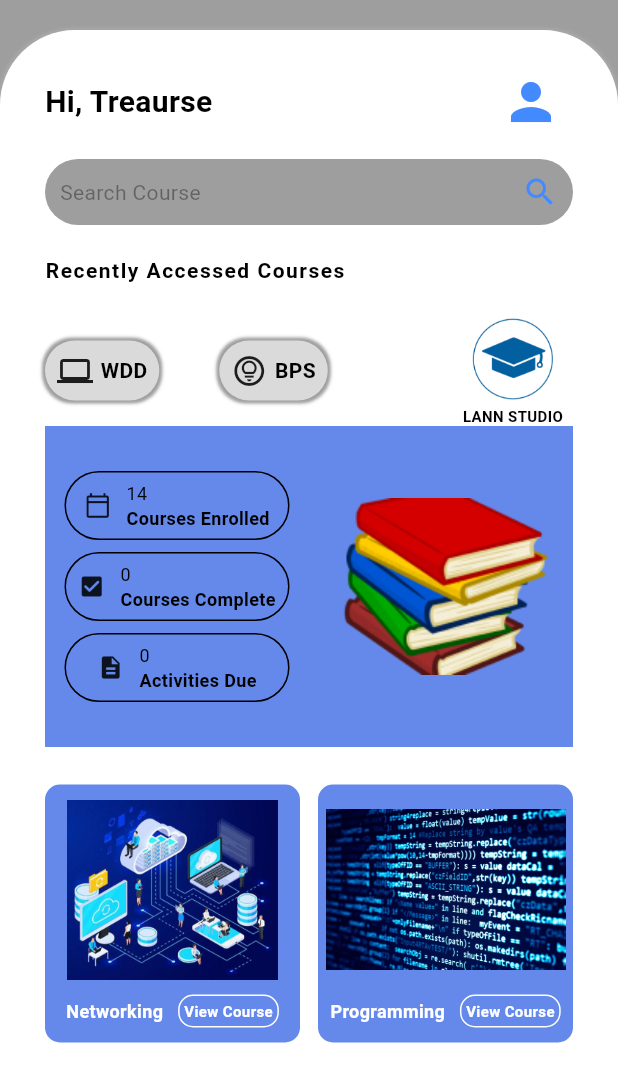
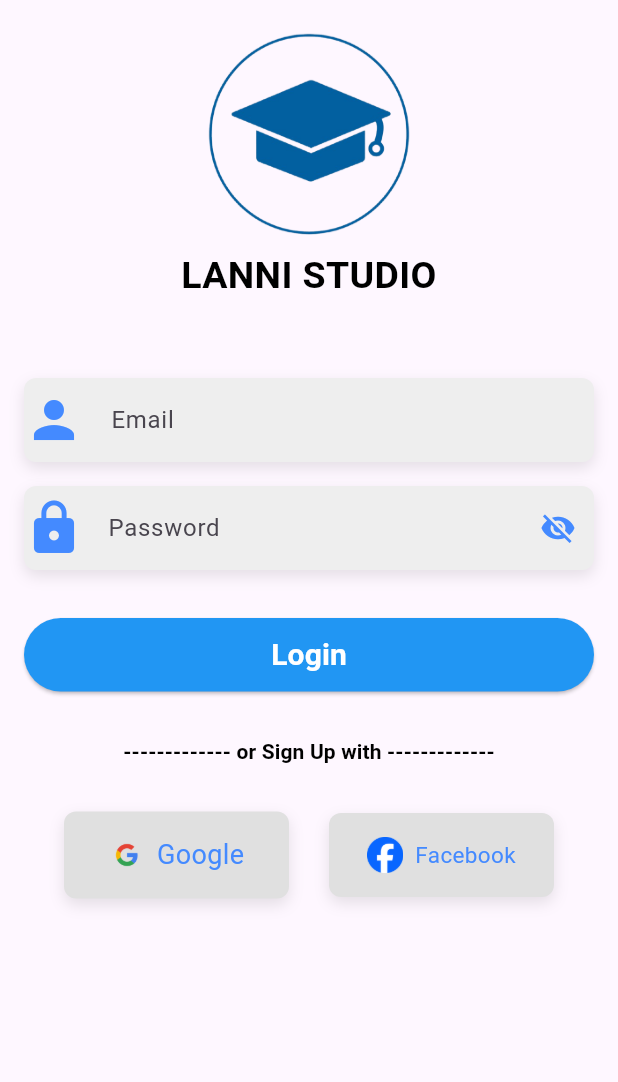
Before and after one commit to ShineWaiYanAung/thiriyandanarkyawassignemnet, a Flutter app: the screen it shows after launch, on a phone screen of 412 x 824 dp. Shown: the top 1082 px of the screen. Run offline on Flutter 3.47's test engine with Material 3 defaults, Android fonts, the phone set to English and light mode, and no system bars.

```diff
--- /dev/null
+++ b/lib/Authenticatoin/login.dart
@@ -0,0 +1,166 @@
+import 'package:flutter/material.dart';
+import 'package:thiriyandadrkyaw_adpd_assignment/Authenticatoin/singup.dart';
+
+class LoginPage extends StatefulWidget {
+  @override
+  State<LoginPage> createState() => _LoginPageState();
+}
+
+class _LoginPageState extends State<LoginPage> {
+  bool visibility = true;
+  @override
+  Widget build(BuildContext context) {
+    return Scaffold(
+      body: ListView(
+        padding: EdgeInsets.all(16.0),
+        children: [
+          Image.asset("asset/logo.png",height: 150,),
+          Text("LANNI STUDIO",
+            textAlign: TextAlign.center,
+            style: TextStyle(color: Colors.black,fontWeight: FontWeight.bold,fontSize: 25),),
+          SizedBox(height: 50), // Space for logo or title
+          // Email TextField with container and shadow
+          Container(
+            decoration: BoxDecoration(
+              color: Colors.grey[200],
+              borderRadius: BorderRadius.circular(8.0),
+              boxShadow: [
+                BoxShadow(
+                  color: Colors.black.withOpacity(0.1),
+                  blurRadius: 8.0,
+                  offset: Offset(0, 4),
+                ),
+              ],
+            ),
+            child: TextField(
+              decoration: InputDecoration(
+                icon: Icon(Icons.person,size: 40,),
+                iconColor: Colors.blueAccent,
+                hintText: 'Email',
+
+                contentPadding: EdgeInsets.symmetric(horizontal: 2, vertical:16.0),
+                border: InputBorder.none,
+              ),
+            ),
+          ),
+          SizedBox(height: 16.0),
+
+          // Password TextField with container and shadow
+          Container(
+            decoration: BoxDecoration(
+              color: Colors.grey[200],
+              borderRadius: BorderRadius.circular(8.0),
+              boxShadow: [
+                BoxShadow(
+                  color: Colors.black.withOpacity(0.1),
+                  blurRadius: 8.0,
+                  offset: Offset(0, 4),
+                ),
+              ],
+            ),
+            child: TextField(
+              obscureText: visibility,
+              decoration: InputDecoration(
+                suffixIcon: IconButton(onPressed: (){
+                        setState(() {
+                          visibility = !visibility;
+                        });
+                }, icon: visibility ? Icon(Icons.visibility_off,color: Colors.blueAccent,):Icon(Icons.visibility,color: Colors.blueAccent,)),
+                icon: Icon(Icons.lock,size: 40,),
+                iconColor: Colors.blueAccent,
+                hintText: 'Password',
+                contentPadding: EdgeInsets.symmetric( vertical: 16.0),
+                border: InputBorder.none,
+              ),
+            ),
+          ),
+          SizedBox(height: 32.0),
+          ElevatedButton(
+            onPressed: () {
+              // Handle login
+            },
+            child: Text('Login',style: TextStyle(color: Colors.white,fontWeight: FontWeight.bold,fontSize: 20),),
+            style: ElevatedButton.styleFrom(
+              backgroundColor: Colors.blue,
+              padding: EdgeInsets.symmetric(vertical: 10.0),
+            ),
+          ),
+          SizedBox(height: 16.0),
+          Row(
+            mainAxisAlignment: MainAxisAlignment.center,
+            children: [
+              TextButton(
+                onPressed: ()=>Navigator.of(context).push(MaterialPageRoute(builder: (context)=>SignUpPage(),),),
+                child: Text('------------- or Sign Up with -------------',style: TextStyle(color: Colors.black,fontWeight: FontWeight.bold),),
+              )],
+          ),
+          SizedBox(height: 16.0),
+          Row(
+            mainAxisAlignment: MainAxisAlignment.spaceEvenly,
+            children: [
+              // Google Sign In Button
+              Container(
+                width: 150, // Adjust width as needed
+                padding: EdgeInsets.symmetric(vertical: 16.0),
+                decoration: BoxDecoration(
+                  color: Colors.grey[300],
+                  borderRadius: BorderRadius.circular(8.0),
+                  boxShadow: [
+                    BoxShadow(
+                      color: Colors.black.withOpacity(0.1),
+                      blurRadius: 8.0,
+                      offset: Offset(0, 4),
+                    ),
+                  ],
+                ),
+                child: InkWell(
+                  onTap: () {
+                    // Handle Google sign in
+                  },
+                  child: Row(
+                    mainAxisAlignment: MainAxisAlignment.center,
+                    children: [
+                      Image.asset('asset/goole.png', width: 24, height: 24), // Replace with your Google logo asset
+                      SizedBox(width: 8.0),
+                      Text('Google', style: TextStyle(color: Colors.blueAccent,fontSize: 18)),
+                    ],
+                  ),
+                ),
+              ),
+              // Facebook Sign In Button
+              Container(
+                width: 150, // Adjust width as needed
+                padding: EdgeInsets.symmetric(vertical: 16.0),
+                decoration: BoxDecoration(
+                  color: Colors.grey[300],
+                  borderRadius: BorderRadius.circular(8.0),
+                  boxShadow: [
+                    BoxShadow(
+                      color: Colors.black.withOpacity(0.1),
+                      blurRadius: 8.0,
+                      offset: Offset(0, 4),
+                    ),
+                  ],
+                ),
+                child: InkWell(
+                  onTap: () {
+                    // Handle Facebook sign in
+                  },
+                  child: Row(
+                    mainAxisAlignment: MainAxisAlignment.center,
+                    children: [
+                      Image.asset('asset/facebook.png', width: 24, height: 24), // Replace with your Facebook logo asset
+                      SizedBox(width: 8.0),
+                      Text('Facebook', style: TextStyle(color: Colors.blueAccent,fontSize: 15)),
+                    ],
+                  ),
+                ),
+              ),
+            ],
+          ),
+
+        ],
+      ),
+    );
+  }
+}
--- a/lib/SchoolPages/submisson_page.dart
+++ b/lib/SchoolPages/submisson_page.dart
@@ -28,6 +28,7 @@ class _SubmissionPageState extends State<SubmissionPage> {
       body: ListView(
         padding: EdgeInsets.symmetric(horizontal: 30, vertical: 10),
         children: [
+
           Column(children: [
             Image.asset(
               "asset/logo.png",
--- a/lib/main.dart
+++ b/lib/main.dart
@@ -1,6 +1,7 @@
 import 'package:flutter/material.dart';
 import 'package:thiriyandadrkyaw_adpd_assignment/SchoolPages/submisson_page.dart';
 
+import 'Authenticatoin/login.dart';
 import 'SchoolPages/home_page.dart';
 
 void main() {
@@ -20,7 +21,7 @@ class MyApp extends StatelessWidget {
         colorScheme: ColorScheme.fromSeed(seedColor: Colors.deepPurple),
         useMaterial3: true,
       ),
-      home : HomePage()
+      home : LoginPage()
     );
   }
 }
--- a/pubspec.yaml
+++ b/pubspec.yaml
@@ -66,6 +66,8 @@ flutter:
     - asset/person/lecturer.png
     - asset/Lecture/networking.jpg
     - asset/Lecture/programming.jpg
+    - asset/facebook.png
+    - asset/goole.png
   # An image asset can refer to one or more resolution-specific "variants", see
   # https://flutter.dev/to/resolution-aware-images
 
```
Also changed, not shown: lib/Authenticatoin/singup.dart (added, +202 -0 lines), asset/facebook.png (added), asset/goole.png (added).
